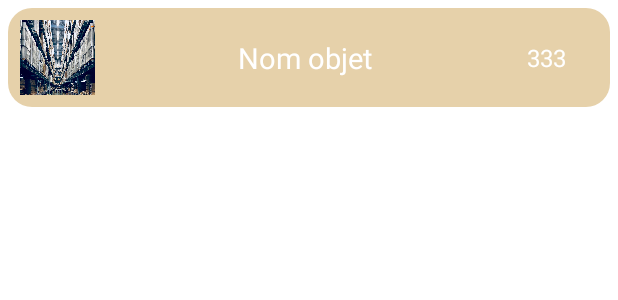
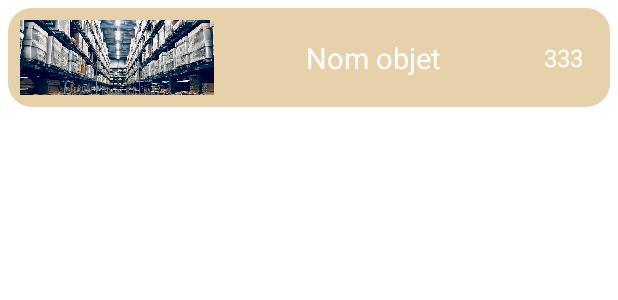
Before and after one commit to paulespinosaa/mobile_partiel_GS, an Android app: the layout object_entrepot.xml on its own in the app's theme, with its tools: preview values and no code run, on a phone screen of 412 x 824 dp. Shown: the top 300 px of the screen. Run offline under Robolectric (Android 15) with nearby library versions, the phone set to English and light mode, and no system bars.

```diff
--- a/app/src/main/java/com/example/projet_mobile_gs/add_entrepot.java
+++ b/app/src/main/java/com/example/projet_mobile_gs/add_entrepot.java
@@ -53,7 +53,7 @@ public class add_entrepot extends AppCompatActivity {
 
                 RealmResults<Entrepot> entrepots = realm.where(Entrepot.class).findAll();
 
-                int id = (int) entrepots.size()+1;
+                int id = (int) entrepots.size();
                 entrepot.setIdEntrepot(id);
                 realm.commitTransaction();
                 finish();
--- a/app/src/main/res/layout/object_entrepot.xml
+++ b/app/src/main/res/layout/object_entrepot.xml
@@ -16,21 +16,21 @@
 
         <ImageView
             android:id="@+id/object_image"
-            android:layout_width="50dp"
+            android:layout_width="129dp"
             android:layout_height="50dp"
-            tools:text="Description"
+            android:background="@drawable/generix___dossier_gestion_des_entrepots"
             android:contentDescription="Image objet"
-            android:background="@drawable/generix___dossier_gestion_des_entrepots"/>
+            tools:text="Description" />
 
         <TextView
             android:id="@+id/object_title"
-            android:layout_width="250dp"
+            android:layout_width="182dp"
             android:layout_height="wrap_content"
             android:layout_gravity="center"
+            android:layout_marginStart="15dp"
             android:gravity="center"
             android:textColor="@color/white"
             android:textSize="19sp"
-            android:layout_marginStart="15dp"
             tools:text="Nom objet" />
 
         <TextView
```
Also changed, not shown: app/src/main/java/com/example/projet_mobile_gs/EditEntrepotNameActivity.java (+16 -5 lines), app/src/main/java/com/example/projet_mobile_gs/MyAdapter.java (+16 -1 lines), 1 other file.
